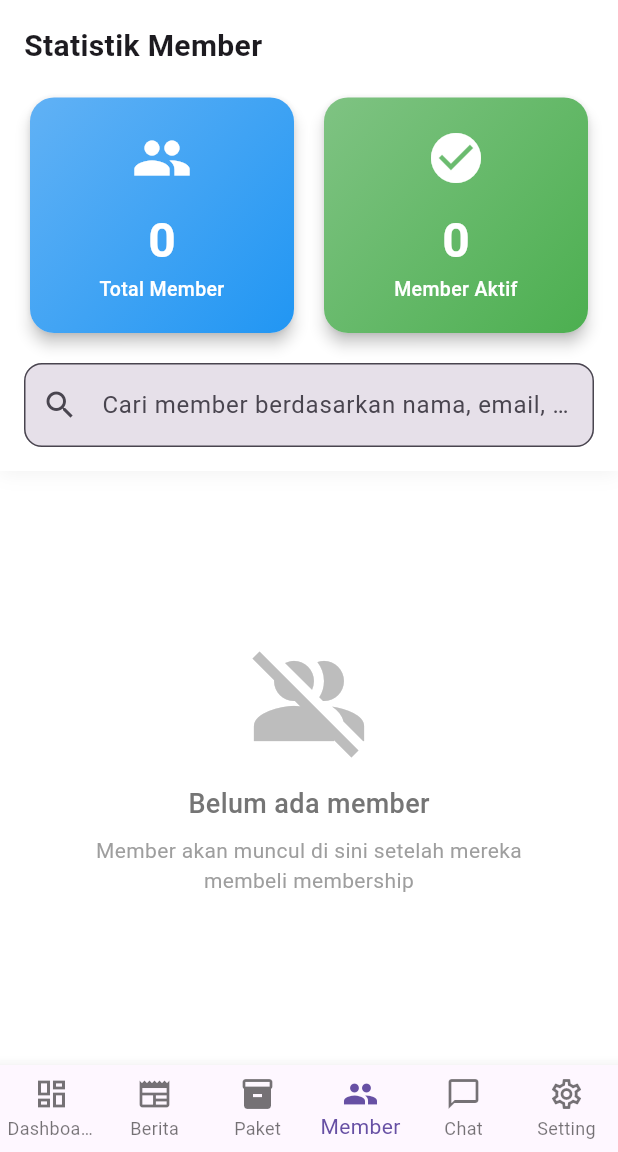
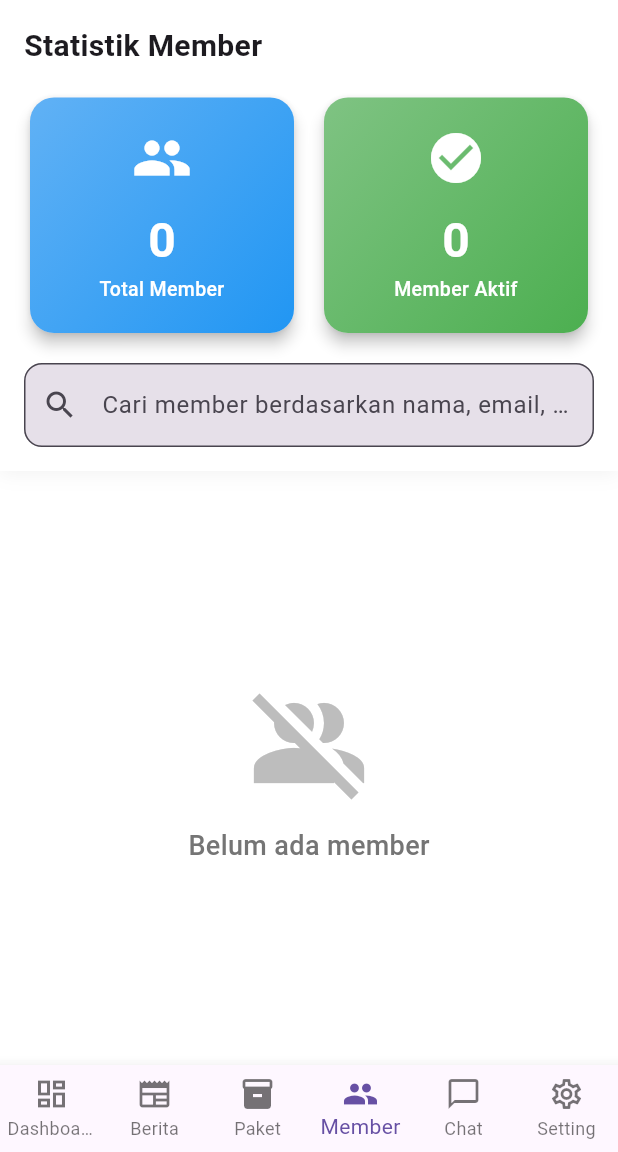
Before and after one commit to SnapCoder4/UAS-MCC, a Flutter app: the screen it shows once a user with an empty profile is signed in, item 4 of the bottom bar chosen, on a phone screen of 412 x 824 dp, the part 84-1236 px from its top. Run offline on Flutter 3.47's test engine with Material 3 defaults, Android fonts, the phone set to English and light mode, and no system bars; our stand-ins replace cloud_firestore, file_picker, firebase_auth, firebase_core, image_picker; accounts and stored records are empty.

Commit message:
Tambahan Chat user admin, ama Setting, ama pencarian member

```diff
--- a/lib/admin/admin_members_page.dart
+++ b/lib/admin/admin_members_page.dart
@@ -1,3 +1,4 @@
+import 'dart:async';
 import 'package:intl/intl.dart';
 import 'package:flutter/material.dart';
 import 'package:cloud_firestore/cloud_firestore.dart';
@@ -11,7 +12,8 @@ class AdminMembersPage extends StatefulWidget {
 
 class _AdminMembersPageState extends State<AdminMembersPage> {
   final _searchCtrl = TextEditingController();
-  String _searchQuery = "";
+  final ValueNotifier<String> _searchQuery = ValueNotifier('');
+  Timer? _debounce;
 
   final currencyFormat = NumberFormat.currency(
     locale: 'id_ID',
@@ -20,8 +22,23 @@ class _AdminMembersPageState extends State<AdminMembersPage> {
   );
 
   @override
+  void initState() {
+    super.initState();
+    _searchCtrl.addListener(_onSearchChanged);
+  }
+
+  void _onSearchChanged() {
+    if (_debounce?.isActive ?? false) _debounce!.cancel();
+    _debounce = Timer(const Duration(milliseconds: 300), () {
+      _searchQuery.value = _searchCtrl.text.trim().toLowerCase();
+    });
+  }
+
+  @override
   void dispose() {
     _searchCtrl.dispose();
+    _searchQuery.dispose();
+    _debounce?.cancel();
     super.dispose();
   }
 
@@ -182,31 +199,10 @@ class _AdminMembersPageState extends State<AdminMembersPage> {
         }
 
         if (snapshot.hasError) {
-          return Center(
-            child: Column(
-              mainAxisAlignment: MainAxisAlignment.center,
-              children: [
-                Icon(Icons.error_outline, size: 64, color: Colors.red[300]),
-                const SizedBox(height: 16),
-                Text("Error: ${snapshot.error}"),
-              ],
-            ),
-          );
+          return Center(child: Text("Error: ${snapshot.error}"));
         }
 
         final allDocs = snapshot.data?.docs ?? [];
-
-        final docs = allDocs.where((doc) {
-          if (_searchQuery.isEmpty) return true;
-          final data = doc.data();
-          final userName = (data['userName'] ?? '').toLowerCase();
-          final userEmail = (data['userEmail'] ?? '').toLowerCase();
-          final packageName = (data['packageName'] ?? '').toLowerCase();
-          final query = _searchQuery.toLowerCase();
-          return userName.contains(query) ||
-              userEmail.contains(query) ||
-              packageName.contains(query);
-        }).toList();
 
         int totalMembers = allDocs.length;
         int activeMembers = 0;
@@ -217,13 +213,25 @@ class _AdminMembersPageState extends State<AdminMembersPage> {
           final expiryTs = data['expiryDate'];
           if (expiryTs is Timestamp) {
             final expiryDate = expiryTs.toDate();
-            if (DateTime.now().isBefore(expiryDate)) {
-              activeMembers++;
-            }
+            if (DateTime.now().isBefore(expiryDate)) activeMembers++;
           }
           final packageName = data['packageName'] as String? ?? 'Unknown';
           packageCounts[packageName] = (packageCounts[packageName] ?? 0) + 1;
         }
+
+        return ValueListenableBuilder<String>(
+          valueListenable: _searchQuery,
+          builder: (context, query, _) {
+            final filteredDocs = allDocs.where((doc) {
+              if (query.isEmpty) return true;
+              final data = doc.data();
+              final userName = (data['userName'] ?? '').toLowerCase();
+              final userEmail = (data['userEmail'] ?? '').toLowerCase();
+              final packageName = (data['packageName'] ?? '').toLowerCase();
+              return userName.contains(query) ||
+                  userEmail.contains(query) ||
+                  packageName.contains(query);
+            }).toList();
 
             return Column(
               children: [
@@ -246,7 +254,10 @@ class _AdminMembersPageState extends State<AdminMembersPage> {
                     children: [
                       const Text(
                         "Statistik Member",
-                    style: TextStyle(fontSize: 20, fontWeight: FontWeight.bold),
+                        style: TextStyle(
+                          fontSize: 20,
+                          fontWeight: FontWeight.bold,
+                        ),
                       ),
                       const SizedBox(height: 16),
                       Row(
@@ -299,12 +310,12 @@ class _AdminMembersPageState extends State<AdminMembersPage> {
                           hintText:
                               "Cari member berdasarkan nama, email, atau paket...",
                           prefixIcon: const Icon(Icons.search),
-                      suffixIcon: _searchQuery.isNotEmpty
+                          suffixIcon: query.isNotEmpty
                               ? IconButton(
                                   icon: const Icon(Icons.clear),
                                   onPressed: () {
                                     _searchCtrl.clear();
-                                setState(() => _searchQuery = "");
+                                    _searchQuery.value = '';
                                   },
                                 )
                               : null,
@@ -313,20 +324,19 @@ class _AdminMembersPageState extends State<AdminMembersPage> {
                           ),
                           filled: true,
                         ),
-                    onChanged: (value) => setState(() => _searchQuery = value),
                       ),
                     ],
                   ),
                 ),
-
+                const SizedBox(height: 8),
                 Expanded(
-              child: docs.isEmpty
+                  child: filteredDocs.isEmpty
                       ? Center(
                           child: Column(
                             mainAxisAlignment: MainAxisAlignment.center,
                             children: [
                               Icon(
-                            _searchQuery.isEmpty
+                                query.isEmpty
                                     ? Icons.group_off
                                     : Icons.search_off,
                                 size: 80,
@@ -334,7 +344,7 @@ class _AdminMembersPageState extends State<AdminMembersPage> {
                               ),
                               const SizedBox(height: 16),
                               Text(
-                            _searchQuery.isEmpty
+                                query.isEmpty
                                     ? "Belum ada member"
                                     : "Member tidak ditemukan",
                                 style: TextStyle(
@@ -343,30 +353,22 @@ class _AdminMembersPageState extends State<AdminMembersPage> {
                                   fontWeight: FontWeight.w500,
                                 ),
                               ),
-                          if (_searchQuery.isEmpty) ...[
-                            const SizedBox(height: 8),
-                            Text(
-                              "Member akan muncul di sini setelah mereka\nmembeli membership",
-                              textAlign: TextAlign.center,
-                              style: TextStyle(
-                                fontSize: 14,
-                                color: Colors.grey[500],
-                              ),
-                            ),
-                          ],
                             ],
                           ),
                         )
                       : ListView.builder(
                           padding: const EdgeInsets.all(16),
-                      itemCount: docs.length,
+                          itemCount: filteredDocs.length,
                           itemBuilder: (context, index) {
-                        final doc = docs[index];
+                            final doc = filteredDocs[index];
                             final data = doc.data();
                             final docId = doc.id;
-                        final userName = data['userName'] ?? 'Unknown';
-                        final userEmail = data['userEmail'] ?? '';
-                        final packageName = data['packageName'] ?? '';
+                            final userName = (data['userName'] ?? 'Unknown')
+                                .toString();
+                            final userEmail = (data['userEmail'] ?? '')
+                                .toString();
+                            final packageName =
+                                (data['packageName'] ?? 'Unknown').toString();
                             final price = data['price'] ?? 0;
                             final expiryTs = data['expiryDate'];
                             final orderTs = data['orderDate'];
@@ -399,7 +401,10 @@ class _AdminMembersPageState extends State<AdminMembersPage> {
                               statusIcon = Icons.warning;
                             }
 
-                        final dateFormat = DateFormat('dd MMM yyyy', 'id_ID');
+                            final dateFormat = DateFormat(
+                              'dd MMM yyyy',
+                              'id_ID',
+                            );
 
                             return Card(
                               margin: const EdgeInsets.only(bottom: 16),
@@ -420,7 +425,8 @@ class _AdminMembersPageState extends State<AdminMembersPage> {
                                 child: Padding(
                                   padding: const EdgeInsets.all(20),
                                   child: Column(
-                                crossAxisAlignment: CrossAxisAlignment.start,
+                                    crossAxisAlignment:
+                                        CrossAxisAlignment.start,
                                     children: [
                                       Row(
                                         children: [
@@ -430,9 +436,8 @@ class _AdminMembersPageState extends State<AdminMembersPage> {
                                               color: _getMembershipColor(
                                                 packageName,
                                               ).withOpacity(0.15),
-                                          borderRadius: BorderRadius.circular(
-                                            12,
-                                          ),
+                                              borderRadius:
+                                                  BorderRadius.circular(12),
                                             ),
                                             child: Icon(
                                               _getMembershipIcon(packageName),
@@ -475,9 +480,8 @@ class _AdminMembersPageState extends State<AdminMembersPage> {
                                               color: _getMembershipColor(
                                                 packageName,
                                               ),
-                                          borderRadius: BorderRadius.circular(
-                                            20,
-                                          ),
+                                              borderRadius:
+                                                  BorderRadius.circular(20),
                                             ),
                                             child: Text(
                                               packageName,
@@ -495,24 +499,29 @@ class _AdminMembersPageState extends State<AdminMembersPage> {
                                         padding: const EdgeInsets.all(12),
                                         decoration: BoxDecoration(
                                           color: Colors.grey[100],
-                                      borderRadius: BorderRadius.circular(8),
+                                          borderRadius: BorderRadius.circular(
+                                            8,
+                                          ),
                                         ),
                                         child: Column(
                                           children: [
                                             Row(
                                               mainAxisAlignment:
-                                              MainAxisAlignment.spaceBetween,
+                                                  MainAxisAlignment
+                                                      .spaceBetween,
                                               children: [
                                                 Expanded(
                                                   child: Column(
                                                     crossAxisAlignment:
-                                                    CrossAxisAlignment.start,
+                                                        CrossAxisAlignment
+                                                            .start,
                                                     children: [
                                                       Text(
                                                         "Tanggal Beli",
                                                         style: TextStyle(
                                                           fontSize: 12,
-                                                      color: Colors.grey[600],
+                                                          color:
+                                                              Colors.grey[600],
                                                         ),
                                                       ),
                                                       const SizedBox(height: 4),
@@ -540,13 +549,15 @@ class _AdminMembersPageState extends State<AdminMembersPage> {
                                                 Expanded(
                                                   child: Column(
                                                     crossAxisAlignment:
-                                                    CrossAxisAlignment.start,
+                                                        CrossAxisAlignment
+                                                            .start,
                                                     children: [
                                                       Text(
                                                         "Berlaku Hingga",
                                                         style: TextStyle(
                                                           fontSize: 12,
-                                                      color: Colors.grey[600],
+                                                          color:
+                                                              Colors.grey[600],
                                                         ),
                                                       ),
                                                       const SizedBox(height: 4),
@@ -570,18 +581,21 @@ class _AdminMembersPageState extends State<AdminMembersPage> {
                                             const Divider(height: 16),
                                             Row(
                                               mainAxisAlignment:
-                                              MainAxisAlignment.spaceBetween,
+                                                  MainAxisAlignment
+                                                      .spaceBetween,
                                               children: [
                                                 Expanded(
                                                   child: Column(
                                                     crossAxisAlignment:
-                                                    CrossAxisAlignment.start,
+                                                        CrossAxisAlignment
+                                                            .start,
                                                     children: [
                                                       Text(
                                                         "Harga",
                                                         style: TextStyle(
                                                           fontSize: 12,
-                                                      color: Colors.grey[600],
+                                                          color:
+                                                              Colors.grey[600],
                                                         ),
                                                       ),
                                                       const SizedBox(height: 4),
@@ -608,10 +622,13 @@ class _AdminMembersPageState extends State<AdminMembersPage> {
                                                   decoration: BoxDecoration(
                                                     color: statusColor,
                                                     borderRadius:
-                                                    BorderRadius.circular(12),
+                                                        BorderRadius.circular(
+                                                          12,
+                                                        ),
                                                   ),
                                                   child: Row(
-                                                mainAxisSize: MainAxisSize.min,
+                                                    mainAxisSize:
+                                                        MainAxisSize.min,
                                                     children: [
                                                       Icon(
                                                         statusIcon,
@@ -642,7 +659,9 @@ class _AdminMembersPageState extends State<AdminMembersPage> {
                                           padding: const EdgeInsets.all(10),
                                           decoration: BoxDecoration(
                                             color: statusColor.withOpacity(0.1),
-                                        borderRadius: BorderRadius.circular(8),
+                                            borderRadius: BorderRadius.circular(
+                                              8,
+                                            ),
                                           ),
                                           child: Row(
                                             mainAxisAlignment:
@@ -670,10 +689,17 @@ class _AdminMembersPageState extends State<AdminMembersPage> {
                                       SizedBox(
                                         width: double.infinity,
                                         child: ElevatedButton.icon(
-                                      onPressed: () =>
-                                          _cancelMembership(docId, userName),
-                                      icon: const Icon(Icons.cancel, size: 20),
-                                      label: const Text("Batalkan Membership"),
+                                          onPressed: () => _cancelMembership(
+                                            docId,
+                                            userName,
+                                          ),
+                                          icon: const Icon(
+                                            Icons.cancel,
+                                            size: 20,
+                                          ),
+                                          label: const Text(
+                                            "Batalkan Membership",
+                                          ),
                                           style: ElevatedButton.styleFrom(
                                             backgroundColor: Colors.red,
                                             foregroundColor: Colors.white,
@@ -681,9 +707,8 @@ class _AdminMembersPageState extends State<AdminMembersPage> {
                                               vertical: 14,
                                             ),
                                             shape: RoundedRectangleBorder(
-                                          borderRadius: BorderRadius.circular(
-                                            10,
-                                          ),
+                                              borderRadius:
+                                                  BorderRadius.circular(10),
                                             ),
                                           ),
                                         ),
@@ -700,5 +725,7 @@ class _AdminMembersPageState extends State<AdminMembersPage> {
             );
           },
         );
+      },
+    );
   }
 }
```
Also changed, not shown: 1 other file. Lines whose indentation alone changed are shown as unchanged.
